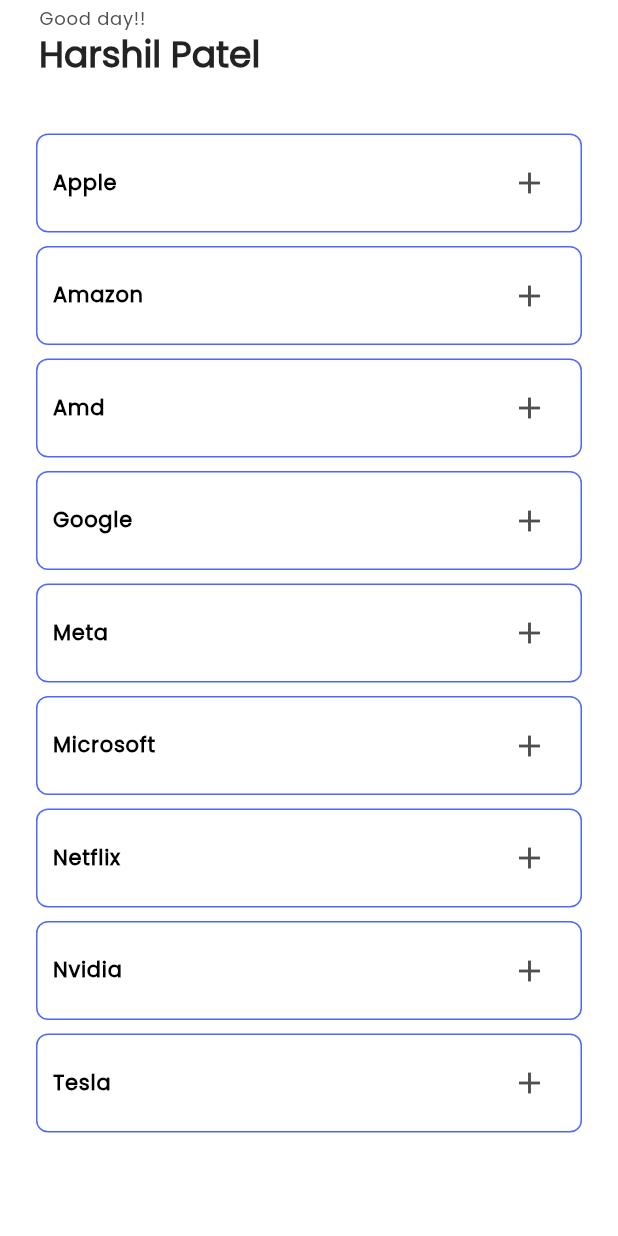
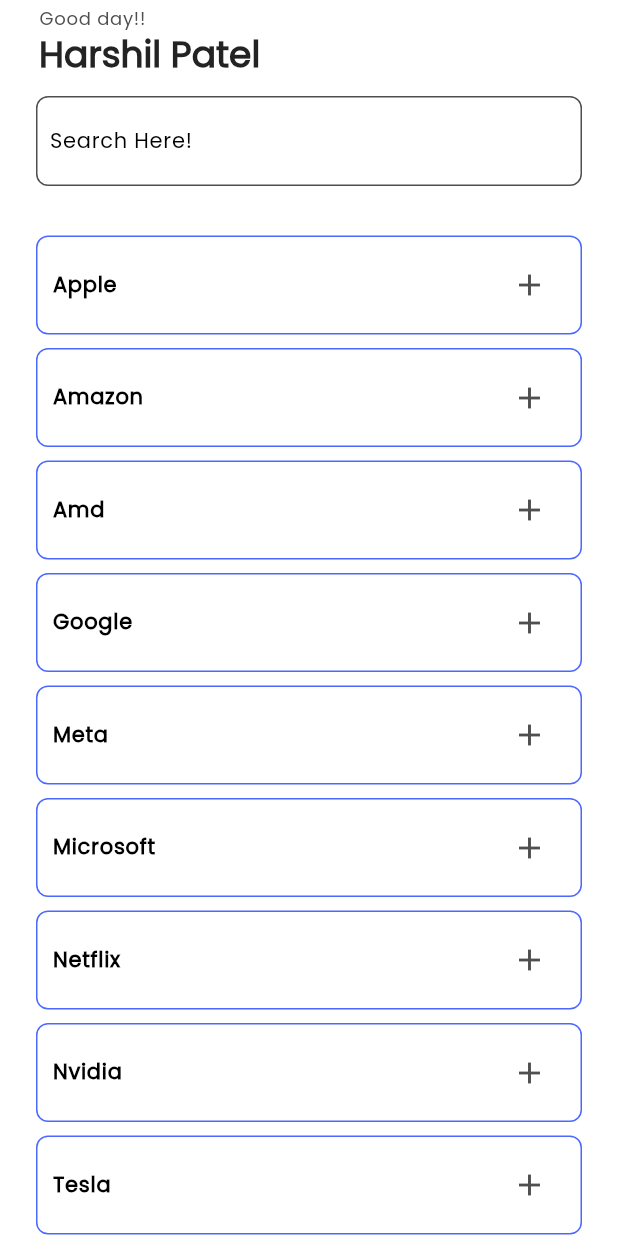
Before and after one commit to hplio/Trading_App, a Flutter app: the LivePage screen opened directly, on a phone screen of 412 x 824 dp. Run offline on Flutter 3.47's test engine with Material 3 defaults, Android fonts, the phone set to English and light mode, and no system bars; our stand-ins replace get, iconsax_flutter, smooth_page_indicator, webview_flutter.

Commit message:
adding search bar

```diff
--- a/lib/live_page/live_page.dart
+++ b/lib/live_page/live_page.dart
@@ -1,12 +1,89 @@
 import 'package:flutter/material.dart';
 import 'package:get/get.dart';
-// import 'package:get/get.dart';
 import 'package:trading_app/Chart/chart.dart';
 import 'package:trading_app/constants/colors.dart';
 import 'package:trading_app/constants/text.dart';
 
 class LivePage extends StatelessWidget {
   const LivePage({super.key});
+
+ @override
+  Widget build(BuildContext context) {
+    final bool dark = Theme.of(context).brightness == Brightness.dark;
+    return Scaffold(
+      appBar:AppBar(
+        elevation: 0,
+        automaticallyImplyLeading: false,
+        title: Padding(
+          padding: const EdgeInsets.symmetric(horizontal: 10, vertical: 20),
+          child: Column(
+            crossAxisAlignment: CrossAxisAlignment.start,
+            children: [
+              Text(
+                KtextString.homeAppBarTitle,
+                style: Theme.of(context)
+                    .textTheme
+                    .labelMedium!
+                    .apply(color: dark ? TColor.grey : TColor.darkerGrey),
+              ),
+              Text(
+                KtextString.homeAppBarSubTitle,
+                style: Theme.of(context)
+                    .textTheme
+                    .headlineMedium!
+                    .apply(color: dark ? TColor.white : TColor.black),
+              ),
+
+            ],
+          ),
+        ),
+      ),
+      body: SingleChildScrollView(
+        child: Padding(
+          padding: const EdgeInsets.symmetric(horizontal: 24,vertical: 8),
+          child: Column(
+            mainAxisAlignment: MainAxisAlignment.spaceEvenly,
+            children: [
+              Container(
+                width:double.infinity,
+                decoration: BoxDecoration(
+                  borderRadius: BorderRadius.circular(8),
+                  border: Border.all(
+                    color:dark ? TColor.grey :TColor.darkerGrey
+                  )
+                ),
+                child: const Padding(
+                  padding: EdgeInsets.symmetric(horizontal: 8,vertical: 5),
+                  child: TextField(
+                    decoration: InputDecoration(
+                      errorBorder: InputBorder.none,
+                      enabledBorder: InputBorder.none,
+                      focusedBorder: InputBorder.none,
+                      disabledBorder: InputBorder.none,
+                      focusedErrorBorder: InputBorder.none,
+                      hintText: 'Search Here!'
+                    ),
+                  ),
+                ),
+              ),
+              SizedBox(
+                height: 24,
+              ),
+              list(context, "apple.html", "Apple"),
+              list(context, "amazon.html", "Amazon"),
+              list(context, "amd.html", "Amd"),
+              list(context, "google.html", "Google"),
+              list(context, "meta.html", "Meta"),
+              list(context, "microsoft.html", "Microsoft"),
+              list(context, "netflix.html", "Netflix"),
+              list(context, "nvdia.html", "Nvidia"),
+              list(context, "tesla.html", "Tesla"),
+            ],
+          ),
+        ),
+      ),
+    );
+  }
 
   Widget list(BuildContext context, String fileName, String stockName) {
     final bool dark = Theme.of(context).brightness == Brightness.dark;
@@ -57,55 +134,4 @@ class LivePage extends StatelessWidget {
     );
   }
 
-  @override
-  Widget build(BuildContext context) {
-    final bool dark = Theme.of(context).brightness == Brightness.dark;
-    return Scaffold(
-      appBar: AppBar(
-        elevation: 0,
-        automaticallyImplyLeading: false,
-        title: Padding(
-          padding: const EdgeInsets.symmetric(horizontal: 10, vertical: 20),
-          child: Column(
-            crossAxisAlignment: CrossAxisAlignment.start,
-            children: [
-              Text(
-                KtextString.homeAppBarTitle,
-                style: Theme.of(context)
-                    .textTheme
-                    .labelMedium!
-                    .apply(color: dark ? TColor.grey : TColor.darkerGrey),
-              ),
-              Text(
-                KtextString.homeAppBarSubTitle,
-                style: Theme.of(context)
-                    .textTheme
-                    .headlineMedium!
-                    .apply(color: dark ? TColor.white : TColor.black),
-              ),
-            ],
-          ),
-        ),
-      ),
-      body: SingleChildScrollView(
-        child: Padding(
-          padding: const EdgeInsets.all(24.0),
-          child: Column(
-            mainAxisAlignment: MainAxisAlignment.spaceEvenly,
-            children: [
-              list(context, "apple.html", "Apple"),
-              list(context, "amazon.html", "Amazon"),
-              list(context, "amd.html", "Amd"),
-              list(context, "google.html", "Google"),
-              list(context, "meta.html", "Meta"),
-              list(context, "microsoft.html", "Microsoft"),
-              list(context, "netflix.html", "Netflix"),
-              list(context, "nvdia.html", "Nvidia"),
-              list(context, "tesla.html", "Tesla"),
-            ],
-          ),
-        ),
-      ),
-    );
-  }
 }
```
Also changed, not shown: lib/common/custom_app_bar/custom_appbar.dart (added, +49 -0 lines).
